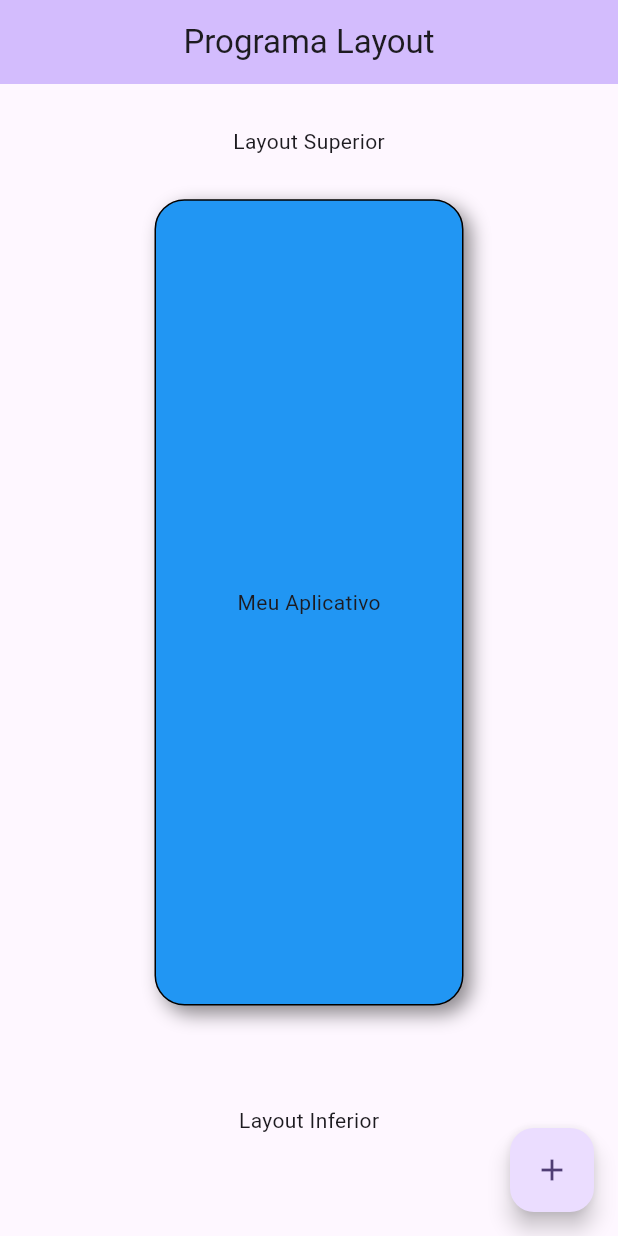
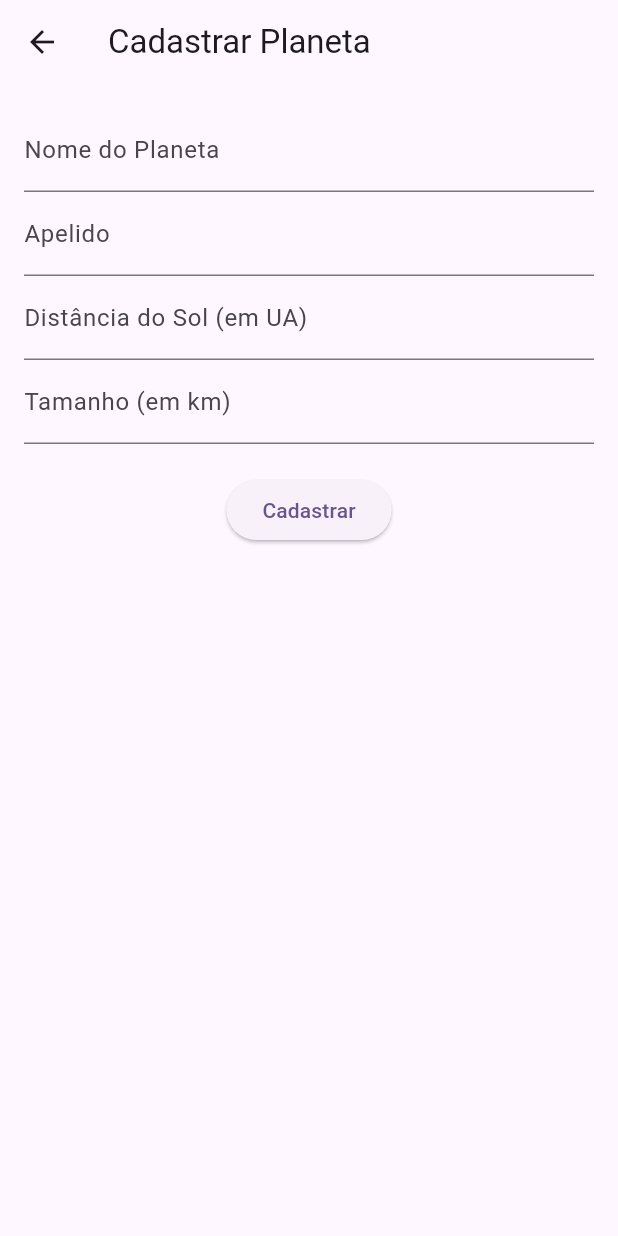
Before and after one commit to lucasemanuelpm/app-layout, a Flutter app: the screen it shows after launch, after a tap on the "add" icon, on a phone screen of 412 x 824 dp. Run offline on Flutter 3.47's test engine with Material 3 defaults, Android fonts, the phone set to English and light mode, and no system bars; our stand-ins replace sqflite; accounts and stored records are empty.

```diff
--- a/lib/database_helper.dart
+++ b/lib/database_helper.dart
@@ -0,0 +1,67 @@
+import 'package:sqflite/sqflite.dart';
+import 'package:path/path.dart';
+
+class DatabaseHelper {
+  static final DatabaseHelper instance = DatabaseHelper._init();
+  static Database? _database;
+
+  DatabaseHelper._init();
+
+  Future<Database> get database async {
+    if (_database != null) return _database!;
+    _database = await _initDB('planets.db');
+    return _database!;
+  }
+
+  Future<Database> _initDB(String filePath) async {
+    final dbPath = await getDatabasesPath();
+    final path = join(dbPath, filePath);
+
+    return await openDatabase(
+      path,
+      version: 1,
+      onCreate: _createDB,
+    );
+  }
+
+  Future<void> _createDB(Database db, int version) async {
+    await db.execute('''
+      CREATE TABLE planets (
+        id INTEGER PRIMARY KEY AUTOINCREMENT,
+        name TEXT NOT NULL,
+        distance_from_sun REAL NOT NULL,
+        size_km REAL NOT NULL,
+        nickname TEXT
+      )
+    ''');
+  }
+
+  Future<int> insertPlanet(Map<String, dynamic> planet) async {
+    final db = await instance.database;
+    return await db.insert('planets', planet);
+  }
+
+  Future<List<Map<String, dynamic>>> getPlanets() async {
+    final db = await instance.database;
+    return await db.query('planets');
+  }
+
+  Future<int> updatePlanet(Map<String, dynamic> planet) async {
+    final db = await instance.database;
+    return await db.update(
+      'planets',
+      planet,
+      where: 'id = ?',
+      whereArgs: [planet['id']],
+    );
+  }
+
+  Future<int> deletePlanet(int id) async {
+    final db = await instance.database;
+    return await db.delete(
+      'planets',
+      where: 'id = ?',
+      whereArgs: [id],
+    );
+  }
+}
--- a/lib/main.dart
+++ b/lib/main.dart
@@ -1,4 +1,5 @@
 import 'package:flutter/material.dart';
+import 'planet_list.dart';
 
 void main() {
   runApp(const App());
@@ -11,108 +12,12 @@ class App extends StatelessWidget {
   Widget build(BuildContext context) {
     return MaterialApp(
       debugShowCheckedModeBanner: false,
-      title: 'Layout',
+      title: 'Gerenciador de Planetas',
       theme: ThemeData(
         colorScheme: ColorScheme.fromSeed(seedColor: Colors.deepPurple),
         useMaterial3: true,
       ),
-      home: const HomePage(title: 'Programa Layout'),
+      home: const PlanetListScreen(),
     );
   }
 }
-
-class HomePage extends StatefulWidget {
-  const HomePage({
-    super.key,
-    required this.title,
-  });
-
-  final String title;
-
-  @override
-  State<HomePage> createState() => _HomePageState();
-}
-
-class _HomePageState extends State<HomePage> {
-  @override
-  Widget build(BuildContext context) {
-    return Scaffold(
-      appBar: AppBar(
-        backgroundColor: Theme.of(context).colorScheme.inversePrimary,
-        title: Text(widget.title),
-        centerTitle: true,
-      ),
-      body: Center(
-        child: Column(
-          mainAxisAlignment: MainAxisAlignment.spaceEvenly,
-          children: [
-            Expanded(
-              child: Container(
-                alignment: Alignment.center,
-                // color: Colors.amber,
-                child: const Text('Layout Superior'),
-              ),
-            ),
-            Expanded(
-              flex: 7,
-              child: Row(
-                mainAxisAlignment: MainAxisAlignment.spaceEvenly,
-                children: [
-                  Expanded(
-                    child: Container(
-                        // alignment: Alignment.center,
-                        // color: Colors.red,
-                        // child: const Text('Primeira Coluna'),
-                        ),
-                  ),
-                  Expanded(
-                    flex: 2,
-                    child: Container(
-                      alignment: Alignment.center,
-                      decoration: BoxDecoration(
-                        color: Colors.blue,
-                        borderRadius: BorderRadius.circular(20),
-                        border: Border.all(
-                          color: Colors.black,
-                          width: 1,
-                        ),
-                        boxShadow: const [
-                          BoxShadow(
-                            color: Colors.black45,
-                            blurRadius: 10,
-                            offset: Offset(5, 5),
-                          ),
-                        ],
-                      ),
-                      child: const Text('Meu Aplicativo'),
-                    ),
-                  ),
-                  Expanded(
-                    child: Container(
-                        // alignment: Alignment.center,
-                        // color: Colors.red,
-                        // child: const Text('Terceira Coluna'),
-                        ),
-                  ),
-                ],
-              ),
-            ),
-            Expanded(
-              flex: 2,
-              child: Container(
-                alignment: Alignment.center,
-                //color: Colors.blue,
-                child: const Text('Layout Inferior'),
-              ),
-            ),
-          ],
-        ),
-      ),
-      floatingActionButton: FloatingActionButton(
-        onPressed: () {},
-        tooltip: 'Increment',
-        child: const Icon(Icons.add),
-      ),
-    );
-  }
-}
--- a/lib/models/planeta.dart
+++ b/lib/models/planeta.dart
@@ -0,0 +1,38 @@
+class Planeta {
+  final int? id;
+  final String name;
+  final String? nickname;
+  final double distance;
+  final int size;
+
+  // Construtor
+  Planeta({
+    this.id,
+    required this.name,
+    this.nickname,
+    required this.distance,
+    required this.size,
+  });
+
+  // Método para converter o objeto Planeta em um Map, para ser salvo no banco de dados
+  Map<String, dynamic> toMap() {
+    return {
+      'id': id,
+      'name': name,
+      'nickname': nickname,
+      'distance': distance,
+      'size': size,
+    };
+  }
+
+  // Método para converter um Map em um objeto Planeta
+  factory Planeta.fromMap(Map<String, dynamic> map) {
+    return Planeta(
+      id: map['id'],
+      name: map['name'],
+      nickname: map['nickname'],
+      distance: map['distance'],
+      size: map['size'],
+    );
+  }
+}
--- a/lib/planet_form.dart
+++ b/lib/planet_form.dart
@@ -0,0 +1,125 @@
+import 'package:flutter/material.dart';
+import 'database_helper.dart';
+
+class PlanetFormScreen extends StatefulWidget {
+  final Map<String, dynamic>? planet; // Recebe um planeta para editar, se for o caso
+
+  const PlanetFormScreen({super.key, this.planet});
+
+  @override
+  _PlanetFormScreenState createState() => _PlanetFormScreenState();
+}
+
+class _PlanetFormScreenState extends State<PlanetFormScreen> {
+  final _formKey = GlobalKey<FormState>();
+  late TextEditingController _nameController;
+  late TextEditingController _nicknameController;
+  late TextEditingController _distanceController;
+  late TextEditingController _sizeController;
+
+  @override
+  void initState() {
+    super.initState();
+    // Se houver um planeta para editar, preenche os campos com as informações existentes
+    _nameController = TextEditingController(text: widget.planet?['name'] ?? '');
+    _nicknameController = TextEditingController(text: widget.planet?['nickname'] ?? '');
+    _distanceController = TextEditingController(text: widget.planet?['distance'].toString() ?? '');
+    _sizeController = TextEditingController(text: widget.planet?['size'].toString() ?? '');
+  }
+
+  @override
+  void dispose() {
+    _nameController.dispose();
+    _nicknameController.dispose();
+    _distanceController.dispose();
+    _sizeController.dispose();
+    super.dispose();
+  }
+
+  Future<void> _savePlanet() async {
+    if (_formKey.currentState?.validate() ?? false) {
+      final planet = {
+        'name': _nameController.text,
+        'nickname': _nicknameController.text.isEmpty ? null : _nicknameController.text,
+        'distance': double.parse(_distanceController.text),
+        'size': int.parse(_sizeController.text),
+      };
+
+      if (widget.planet == null) {
+        // Adicionar novo planeta
+        await DatabaseHelper.instance.addPlanet(planet);
+      } else {
+        // Editar planeta existente
+        await DatabaseHelper.instance.updatePlanet(planet, widget.planet!['id']);
+      }
+
+      Navigator.pop(context); // Volta para a tela anterior
+    }
+  }
+
+  @override
+  Widget build(BuildContext context) {
+    return Scaffold(
+      appBar: AppBar(
+        title: Text(widget.planet == null ? 'Cadastrar Planeta' : 'Editar Planeta'),
+      ),
+      body: Padding(
+        padding: const EdgeInsets.all(16.0),
+        child: Form(
+          key: _formKey,
+          child: Column(
+            children: [
+              TextFormField(
+                controller: _nameController,
+                decoration: const InputDecoration(labelText: 'Nome do Planeta'),
+                validator: (value) {
+                  if (value == null || value.isEmpty) {
+                    return 'Nome é obrigatório';
+                  }
+                  return null;
+                },
+              ),
+              TextFormField(
+                controller: _nicknameController,
+                decoration: const InputDecoration(labelText: 'Apelido'),
+              ),
+              TextFormField(
+                controller: _distanceController,
+                decoration: const InputDecoration(labelText: 'Distância do Sol (em UA)'),
+                keyboardType: TextInputType.number,
+                validator: (value) {
+                  if (value == null || value.isEmpty) {
+                    return 'Distância é obrigatória';
+                  }
+                  if (double.tryParse(value) == null || double.parse(value) <= 0) {
+                    return 'Digite um valor válido para a distância';
+                  }
+                  return null;
+                },
+              ),
+              TextFormField(
+                controller: _sizeController,
+                decoration: const InputDecoration(labelText: 'Tamanho (em km)'),
+                keyboardType: TextInputType.number,
+                validator: (value) {
+                  if (value == null || value.isEmpty) {
+                    return 'Tamanho é obrigatório';
+                  }
+                  if (int.tryParse(value) == null || int.parse(value) <= 0) {
+                    return 'Digite um valor válido para o tamanho';
+                  }
+                  return null;
+                },
+              ),
+              const SizedBox(height: 20),
+              ElevatedButton(
+                onPressed: _savePlanet,
+                child: Text(widget.planet == null ? 'Cadastrar' : 'Salvar Alterações'),
+              ),
+            ],
+          ),
+        ),
+      ),
+    );
+  }
+}
--- a/lib/planet_list.dart
+++ b/lib/planet_list.dart
@@ -0,0 +1,80 @@
+import 'package:flutter/material.dart';
+import 'database_helper.dart';
+import 'planet_form.dart';
+
+class PlanetListScreen extends StatefulWidget {
+  const PlanetListScreen({super.key});
+
+  @override
+  _PlanetListScreenState createState() => _PlanetListScreenState();
+}
+
+class _PlanetListScreenState extends State<PlanetListScreen> {
+  List<Map<String, dynamic>> _planets = [];
+
+  @override
+  void initState() {
+    super.initState();
+    _refreshPlanetList();
+  }
+
+  Future<void> _refreshPlanetList() async {
+    final data = await DatabaseHelper.instance.getPlanets();
+    setState(() {
+      _planets = data;
+    });
+  }
+
+  Future<void> _deletePlanet(int id) async {
+    await DatabaseHelper.instance.deletePlanet(id);
+    _refreshPlanetList();
+  }
+
+  @override
+  Widget build(BuildContext context) {
+    return Scaffold(
+      appBar: AppBar(title: const Text('Planetas Cadastrados')),
+      body: ListView.builder(
+        itemCount: _planets.length,
+        itemBuilder: (context, index) {
+          final planet = _planets[index];
+          return ListTile(
+            title: Text(planet['name']),
+            subtitle: Text(planet['nickname'] ?? 'Sem apelido'),
+            trailing: Row(
+              mainAxisSize: MainAxisSize.min,
+              children: [
+                IconButton(
+                  icon: const Icon(Icons.edit),
+                  onPressed: () async {
+                    await Navigator.push(
+                      context,
+                      MaterialPageRoute(
+                        builder: (context) => PlanetFormScreen(planet: planet),
+                      ),
+                    );
+                    _refreshPlanetList();
+                  },
+                ),
+                IconButton(
+                  icon: const Icon(Icons.delete),
+                  onPressed: () => _deletePlanet(planet['id']),
+                ),
+              ],
+            ),
+          );
+        },
+      ),
+      floatingActionButton: FloatingActionButton(
+        child: const Icon(Icons.add),
+        onPressed: () async {
+          await Navigator.push(
+            context,
+            MaterialPageRoute(builder: (context) => const PlanetFormScreen()),
+          );
+          _refreshPlanetList();
+        },
+      ),
+    );
+  }
+}
```
